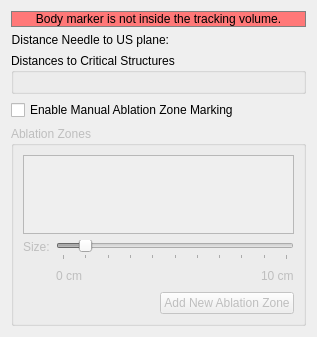
Above: Plugins/org.mitk.gui.qt.igt.app.echotrack/src/internal/NavigationStepWidgets/QmitkUSNavigationStepPunctuationIntervention.ui from MITK/MITK before the change. Below: the same form after it.
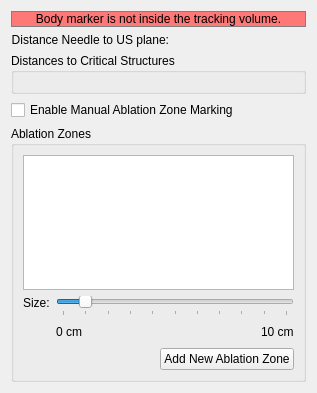
That is the form after the change. Custom widgets are drawn as their Qt base class.

Commit message: fixed a bug: enabled by default

Patch:
```diff
--- a/Plugins/org.mitk.gui.qt.igt.app.echotrack/src/internal/NavigationStepWidgets/QmitkUSNavigationStepPunctuationIntervention.ui
+++ b/Plugins/org.mitk.gui.qt.igt.app.echotrack/src/internal/NavigationStepWidgets/QmitkUSNavigationStepPunctuationIntervention.ui
@@ -7,7 +7,7 @@
     <x>0</x>
     <y>0</y>
     <width>317</width>
-    <height>337</height>
+    <height>393</height>
    </rect>
   </property>
   <property name="windowTitle">
@@ -76,7 +76,7 @@
    <item>
     <widget class="QGroupBox" name="m_AblationZonesBox">
      <property name="enabled">
-      <bool>false</bool>
+      <bool>true</bool>
      </property>
      <property name="title">
       <string>Ablation Zones</string>
```
